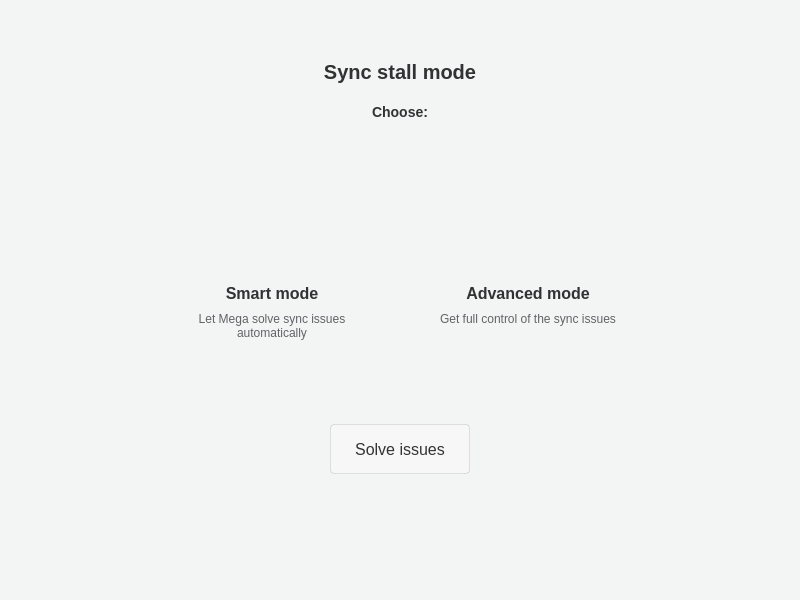
The window that src/MEGASync/stalled_issues/gui/win/StalledIssuesDialog.ui (meganz/MEGAsync) describes before a commit, drawn with Qt 5.
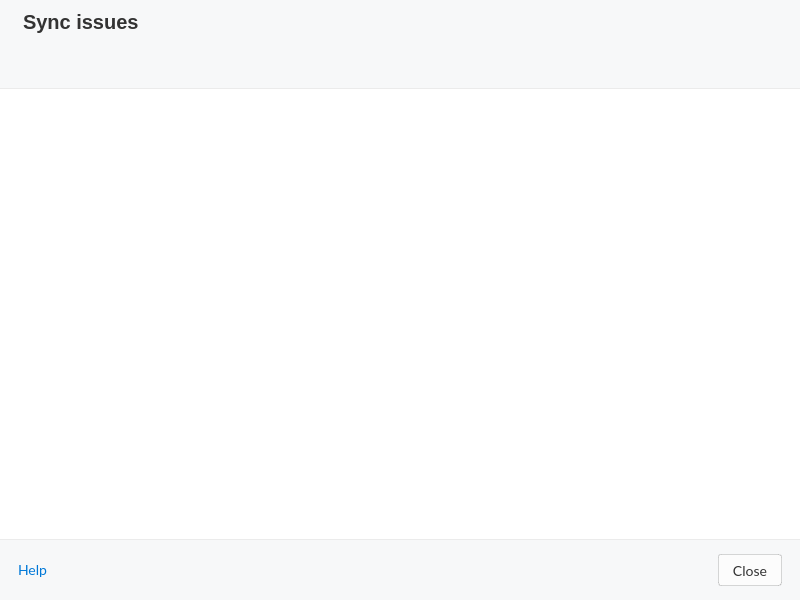
The same window after the commit. The open tabs and pages were chosen to show the change. Icons and pictures are not drawn. Custom widgets are drawn as their Qt base class.

Commit message: SAT-1073.Make Smart mode the default mode

```diff
--- a/src/MEGASync/stalled_issues/gui/win/StalledIssuesDialog.ui
+++ b/src/MEGASync/stalled_issues/gui/win/StalledIssuesDialog.ui
@@ -111,672 +111,6 @@
      <property name="currentIndex">
       <number>1</number>
      </property>
-     <widget class="QWidget" name="ModeSelector">
-      <layout class="QVBoxLayout" name="verticalLayout_11">
-       <property name="topMargin">
-        <number>20</number>
-       </property>
-       <property name="bottomMargin">
-        <number>20</number>
-       </property>
-       <item>
-        <spacer name="verticalSpacer_2">
-         <property name="orientation">
-          <enum>Qt::Vertical</enum>
-         </property>
-         <property name="sizeHint" stdset="0">
-          <size>
-           <width>20</width>
-           <height>40</height>
-          </size>
-         </property>
-        </spacer>
-       </item>
-       <item>
-        <widget class="QWidget" name="TitleContainer" native="true">
-         <property name="styleSheet">
-          <string notr="true">#ModeTitle
-{
-  font-size:20px;
-  line-height: 30px;
-  font-weight: 600;
-  color: #303233;
-}
-
-#ModeSubTitle
-{
-  font-size:14px;
-  line-height: 20px;
-  font-weight: 600;
-  color: #303233;
-}</string>
-         </property>
-         <layout class="QVBoxLayout" name="verticalLayout_10">
-          <property name="spacing">
-           <number>20</number>
-          </property>
-          <item>
-           <widget class="QLabel" name="ModeTitle">
-            <property name="text">
-             <string>Sync stall mode</string>
-            </property>
-            <property name="alignment">
-             <set>Qt::AlignCenter</set>
-            </property>
-           </widget>
-          </item>
-          <item>
-           <widget class="QLabel" name="ModeSubTitle">
-            <property name="text">
-             <string>Choose:</string>
-            </property>
-            <property name="alignment">
-             <set>Qt::AlignCenter</set>
-            </property>
-           </widget>
-          </item>
-         </layout>
-        </widget>
-       </item>
-       <item>
-        <spacer name="verticalSpacer_4">
-         <property name="orientation">
-          <enum>Qt::Vertical</enum>
-         </property>
-         <property name="sizeType">
-          <enum>QSizePolicy::Fixed</enum>
-         </property>
-         <property name="sizeHint" stdset="0">
-          <size>
-           <width>20</width>
-           <height>20</height>
-          </size>
-         </property>
-        </spacer>
-       </item>
-       <item>
-        <widget class="QWidget" name="Body" native="true">
-         <layout class="QHBoxLayout" name="horizontalLayout_6">
-          <item>
-           <spacer name="horizontalSpacer_5">
-            <property name="orientation">
-             <enum>Qt::Horizontal</enum>
-            </property>
-            <property name="sizeHint" stdset="0">
-             <size>
-              <width>40</width>
-              <height>20</height>
-             </size>
-            </property>
-           </spacer>
-          </item>
-          <item>
-           <widget class="QWidget" name="BodyContainer" native="true">
-            <property name="styleSheet">
-             <string notr="true">#Advance[SELECTED=true], #Smart[SELECTED=true] 
-{
-border: 2px solid #04101E;
-border-radius: 6px;
-background-color: white;
-}
-
-#Advance[SELECTED=false], #Smart[SELECTED=false] 
-{
-border: 2px solid white;
-border-radius: 6px;
-background-color: white;
-}</string>
-            </property>
-            <layout class="QVBoxLayout" name="verticalLayout_5">
-             <property name="spacing">
-              <number>0</number>
-             </property>
-             <item>
-              <widget class="QWidget" name="Container" native="true">
-               <property name="styleSheet">
-                <string notr="true"/>
-               </property>
-               <layout class="QHBoxLayout" name="horizontalLayout_4">
-                <property name="spacing">
-                 <number>8</number>
-                </property>
-                <item>
-                 <widget class="QFrame" name="Smart">
-                  <property name="minimumSize">
-                   <size>
-                    <width>248</width>
-                    <height>184</height>
-                   </size>
-                  </property>
-                  <property name="maximumSize">
-                   <size>
-                    <width>248</width>
-                    <height>16777215</height>
-                   </size>
-                  </property>
-                  <property name="cursor">
-                   <cursorShape>PointingHandCursor</cursorShape>
-                  </property>
-                  <property name="styleSheet">
-                   <string notr="true">#SmartTitle
-{
-  font-size:16px;
-  line-height: 24px;
-  font-weight: 700;
-  color: #303233;
-}
-
-#SmartDescription
-{
-  font-size:12px;
-  line-height: 18px;
-  font-weight: 400;
-  color: #616366;
-}
-</string>
-                  </property>
-                  <property name="frameShape">
-                   <enum>QFrame::NoFrame</enum>
-                  </property>
-                  <layout class="QVBoxLayout" name="verticalLayout_7">
-                   <property name="spacing">
-                    <number>4</number>
-                   </property>
-                   <property name="leftMargin">
-                    <number>0</number>
-                   </property>
-                   <property name="topMargin">
-                    <number>24</number>
-                   </property>
-                   <property name="rightMargin">
-                    <number>0</number>
-                   </property>
-                   <property name="bottomMargin">
-                    <number>24</number>
-                   </property>
-                   <item alignment="Qt::AlignHCenter">
-                    <widget class="QPushButton" name="SmartIcon">
-                     <property name="enabled">
-                      <bool>false</bool>
-                     </property>
-                     <property name="minimumSize">
-                      <size>
-                       <width>48</width>
-                       <height>48</height>
-                      </size>
-                     </property>
-                     <property name="maximumSize">
-                      <size>
-                       <width>48</width>
-                       <height>48</height>
-                      </size>
-                     </property>
-                     <property name="focusPolicy">
-                      <enum>Qt::NoFocus</enum>
-                     </property>
-                     <property name="styleSheet">
-                      <string notr="true">border: none;</string>
-                     </property>
-                     <property name="text">
-                      <string/>
-                     </property>
-                     <property name="icon">
-                      <iconset resource="../../../gui/Resources_win.qrc">
-                       <normaloff>:/images/StalledIssues/smart-mode.png</normaloff>
-                       <disabledoff>:/images/StalledIssues/smart-mode.png</disabledoff>
-                       <disabledon>:/images/StalledIssues/smart-mode.png</disabledon>:/images/StalledIssues/smart-mode.png</iconset>
-                     </property>
-                     <property name="iconSize">
-                      <size>
-                       <width>48</width>
-                       <height>48</height>
-                      </size>
-                     </property>
-                     <property name="autoDefault">
-                      <bool>false</bool>
-                     </property>
-                     <property name="flat">
-                      <bool>false</bool>
-                     </property>
-                    </widget>
-                   </item>
-                   <item>
-                    <spacer name="verticalSpacer_7">
-                     <property name="orientation">
-                      <enum>Qt::Vertical</enum>
-                     </property>
-                     <property name="sizeType">
-                      <enum>QSizePolicy::Fixed</enum>
-                     </property>
-                     <property name="sizeHint" stdset="0">
-                      <size>
-                       <width>20</width>
-                       <height>20</height>
-                      </size>
-                     </property>
-                    </spacer>
-                   </item>
-                   <item>
-                    <widget class="QLabel" name="SmartTitle">
-                     <property name="text">
-                      <string>Smart mode</string>
-                     </property>
-                     <property name="alignment">
-                      <set>Qt::AlignCenter</set>
-                     </property>
-                    </widget>
-                   </item>
-                   <item alignment="Qt::AlignTop">
-                    <widget class="QLabel" name="SmartDescription">
-                     <property name="text">
-                      <string>Let Mega solve sync issues
-automatically</string>
-                     </property>
-                     <property name="alignment">
-                      <set>Qt::AlignCenter</set>
-                     </property>
-                     <property name="wordWrap">
-                      <bool>true</bool>
-                     </property>
-                    </widget>
-                   </item>
-                  </layout>
-                 </widget>
-                </item>
-                <item>
-                 <widget class="QFrame" name="Advance">
-                  <property name="minimumSize">
-                   <size>
-                    <width>248</width>
-                    <height>184</height>
-                   </size>
-                  </property>
-                  <property name="maximumSize">
-                   <size>
-                    <width>248</width>
-                    <height>16777215</height>
-                   </size>
-                  </property>
-                  <property name="cursor">
-                   <cursorShape>PointingHandCursor</cursorShape>
-                  </property>
-                  <property name="styleSheet">
-                   <string notr="true">#AdvanceTitle
-{
-  font-size:16px;
-  line-height: 24px;
-  font-weight: 700;
-  color: #303233;
-}
-
-#AdvanceDescription
-{
-  font-size:12px;
-  line-height: 18px;
-  font-weight: 400;
-  color: #616366;
-}</string>
-                  </property>
-                  <property name="frameShape">
-                   <enum>QFrame::NoFrame</enum>
-                  </property>
-                  <layout class="QVBoxLayout" name="verticalLayout_6">
-                   <property name="spacing">
-                    <number>4</number>
-                   </property>
-                   <property name="leftMargin">
-                    <number>0</number>
-                   </property>
-                   <property name="topMargin">
-                    <number>24</number>
-                   </property>
-                   <property name="rightMargin">
-                    <number>0</number>
-                   </property>
-                   <property name="bottomMargin">
-                    <number>24</number>
-                   </property>
-                   <item alignment="Qt::AlignHCenter">
-                    <widget class="QPushButton" name="AdvanceIcon">
-                     <property name="enabled">
-                      <bool>false</bool>
-                     </property>
-                     <property name="minimumSize">
-                      <size>
-                       <width>48</width>
-                       <height>48</height>
-                      </size>
-                     </property>
-                     <property name="maximumSize">
-                      <size>
-                       <width>48</width>
-                       <height>48</height>
-                      </size>
-                     </property>
-                     <property name="focusPolicy">
-                      <enum>Qt::NoFocus</enum>
-                     </property>
-                     <property name="styleSheet">
-                      <string notr="true">border: none;</string>
-                     </property>
-                     <property name="text">
-                      <string/>
-                     </property>
-                     <property name="icon">
-                      <iconset resource="../../../gui/Resources_win.qrc">
-                       <normaloff>:/images/StalledIssues/advanced-mode.png</normaloff>
-                       <disabledoff>:/images/StalledIssues/advanced-mode.png</disabledoff>
-                       <disabledon>:/images/StalledIssues/advanced-mode.png</disabledon>:/images/StalledIssues/advanced-mode.png</iconset>
-                     </property>
-                     <property name="iconSize">
-                      <size>
-                       <width>48</width>
-                       <height>48</height>
-                      </size>
-                     </property>
-                     <property name="autoDefault">
-                      <bool>false</bool>
-                     </property>
-                     <property name="flat">
-                      <bool>false</bool>
-                     </property>
-                    </widget>
-                   </item>
-                   <item>
-                    <spacer name="verticalSpacer_6">
-                     <property name="orientation">
-                      <enum>Qt::Vertical</enum>
-                     </property>
-                     <property name="sizeType">
-                      <enum>QSizePolicy::Fixed</enum>
-                     </property>
-                     <property name="sizeHint" stdset="0">
-                      <size>
-                       <width>20</width>
-                       <height>20</height>
-                      </size>
-                     </property>
-                    </spacer>
-                   </item>
-                   <item>
-                    <widget class="QLabel" name="AdvanceTitle">
-                     <property name="text">
-                      <string>Advanced mode</string>
-                     </property>
-                     <property name="alignment">
-                      <set>Qt::AlignCenter</set>
-                     </property>
-                    </widget>
-                   </item>
-                   <item alignment="Qt::AlignTop">
-                    <widget class="QLabel" name="AdvanceDescription">
-                     <property name="text">
-                      <string>Get full control of the sync issues</string>
-                     </property>
-                     <property name="alignment">
-                      <set>Qt::AlignCenter</set>
-                     </property>
-                     <property name="wordWrap">
-                      <bool>true</bool>
-                     </property>
-                    </widget>
-                   </item>
-                  </layout>
-                 </widget>
-                </item>
-               </layout>
-              </widget>
-             </item>
-             <item>
-              <spacer name="verticalSpacer_8">
-               <property name="orientation">
-                <enum>Qt::Vertical</enum>
-               </property>
-               <property name="sizeType">
-                <enum>QSizePolicy::Fixed</enum>
-               </property>
-               <property name="sizeHint" stdset="0">
-                <size>
-                 <width>20</width>
-                 <height>40</height>
-                </size>
-               </property>
-              </spacer>
-             </item>
-             <item>
-              <widget class="QWidget" name="ButtonsContainer" native="true">
-               <property name="styleSheet">
-                <string notr="true"/>
-               </property>
-               <layout class="QHBoxLayout" name="horizontalLayout_5">
-                <item>
-                 <spacer name="horizontalSpacer_4">
-                  <property name="orientation">
-                   <enum>Qt::Horizontal</enum>
-                  </property>
-                  <property name="sizeHint" stdset="0">
-                   <size>
-                    <width>40</width>
-                    <height>20</height>
-                   </size>
-                  </property>
-                 </spacer>
-                </item>
-                <item>
-                 <widget class="QPushButton" name="SelectButton">
-                  <property name="enabled">
-                   <bool>false</bool>
-                  </property>
-                  <property name="sizePolicy">
-                   <sizepolicy hsizetype="Preferred" vsizetype="Fixed">
-                    <horstretch>0</horstretch>
-                    <verstretch>0</verstretch>
-                   </sizepolicy>
-                  </property>
-                  <property name="minimumSize">
-                   <size>
-                    <width>0</width>
-                    <height>50</height>
-                   </size>
-                  </property>
-                  <property name="cursor">
-                   <cursorShape>PointingHandCursor</cursorShape>
-                  </property>
-                  <property name="styleSheet">
-                   <string notr="true">QPushButton
-{
-min-height:48px;
-padding-left:24px;
-padding-right:24px;
-font-size:16px;
-font-weight: 400;
-line-height: 24px;
-border-radius:4px;
-background:#00BFA5;
-border: 1px solid rgba(0, 0, 0, 0.1);
-color:#FFFFFF;
-}
-
-QPushButton:disabled
-{
-background: rgba(255, 255, 255, 0.3);
-color:#333333;
-}
-</string>
-                  </property>
-                  <property name="text">
-                   <string>Solve issues</string>
-                  </property>
-                  <property name="icon">
-                   <iconset>
-                    <normalon>:/images/StalledIssues/solve-issues-button.png</normalon>
-                   </iconset>
-                  </property>
-                  <property name="iconSize">
-                   <size>
-                    <width>24</width>
-                    <height>24</height>
-                   </size>
-                  </property>
-                 </widget>
-                </item>
-                <item>
-                 <spacer name="horizontalSpacer_9">
-                  <property name="orientation">
-                   <enum>Qt::Horizontal</enum>
-                  </property>
-                  <property name="sizeHint" stdset="0">
-                   <size>
-                    <width>40</width>
-                    <height>20</height>
-                   </size>
-                  </property>
-                 </spacer>
-                </item>
-               </layout>
-              </widget>
-             </item>
-             <item>
-              <spacer name="verticalSpacer_9">
-               <property name="orientation">
-                <enum>Qt::Vertical</enum>
-               </property>
-               <property name="sizeType">
-                <enum>QSizePolicy::Fixed</enum>
-               </property>
-               <property name="sizeHint" stdset="0">
-                <size>
-                 <width>20</width>
-                 <height>10</height>
-                </size>
-               </property>
-              </spacer>
-             </item>
-             <item>
-              <widget class="QWidget" name="LearnMoreContainer" native="true">
-               <property name="styleSheet">
-                <string notr="true">#LearnMoreLabel
-{
-font-size:12px;
-line-height: 18px;
-font-weight: 400;
-color: #2C5BEB;
-
-}</string>
-               </property>
-               <layout class="QHBoxLayout" name="horizontalLayout_7">
-                <item>
-                 <spacer name="horizontalSpacer_7">
-                  <property name="orientation">
-                   <enum>Qt::Horizontal</enum>
-                  </property>
-                  <property name="sizeHint" stdset="0">
-                   <size>
-                    <width>40</width>
-                    <height>20</height>
-                   </size>
-                  </property>
-                 </spacer>
-                </item>
-                <item alignment="Qt::AlignHCenter|Qt::AlignVCenter">
-                 <widget class="QPushButton" name="LearnMoreIcon">
-                  <property name="minimumSize">
-                   <size>
-                    <width>16</width>
-                    <height>16</height>
-                   </size>
-                  </property>
-                  <property name="maximumSize">
-                   <size>
-                    <width>16</width>
-                    <height>16</height>
-                   </size>
-                  </property>
-                  <property name="text">
-                   <string/>
-                  </property>
-                  <property name="icon">
-                   <iconset>
-                    <normalon>:/images/StalledIssues/help-circle-link.png</normalon>
-                   </iconset>
-                  </property>
-                  <property name="iconSize">
-                   <size>
-                    <width>16</width>
-                    <height>16</height>
-                   </size>
-                  </property>
-                  <property name="flat">
-                   <bool>true</bool>
-                  </property>
-                 </widget>
-                </item>
-                <item alignment="Qt::AlignHCenter|Qt::AlignVCenter">
-                 <widget class="QLabel" name="LearnMoreLabel">
-                  <property name="cursor">
-                   <cursorShape>PointingHandCursor</cursorShape>
-                  </property>
-                  <property name="text">
-                   <string notr="true"/>
-                  </property>
-                  <property name="openExternalLinks">
-                   <bool>true</bool>
-                  </property>
-                  <property name="textInteractionFlags">
-                   <set>Qt::LinksAccessibleByMouse</set>
-                  </property>
-                 </widget>
-                </item>
-                <item>
-                 <spacer name="horizontalSpacer_8">
-                  <property name="orientation">
-                   <enum>Qt::Horizontal</enum>
-                  </property>
-                  <property name="sizeHint" stdset="0">
-                   <size>
-                    <width>40</width>
-                    <height>20</height>
-                   </size>
-                  </property>
-                 </spacer>
-                </item>
-               </layout>
-              </widget>
-             </item>
-            </layout>
-           </widget>
-          </item>
-          <item>
-           <spacer name="horizontalSpacer_6">
-            <property name="orientation">
-             <enum>Qt::Horizontal</enum>
-            </property>
-            <property name="sizeHint" stdset="0">
-             <size>
-              <width>40</width>
-              <height>20</height>
-             </size>
-            </property>
-           </spacer>
-          </item>
-         </layout>
-        </widget>
-       </item>
-       <item>
-        <spacer name="verticalSpacer">
-         <property name="orientation">
-          <enum>Qt::Vertical</enum>
-         </property>
-         <property name="sizeHint" stdset="0">
-          <size>
-           <width>20</width>
-           <height>40</height>
-          </size>
-         </property>
-        </spacer>
-       </item>
-      </layout>
-     </widget>
      <widget class="QWidget" name="View">
       <layout class="QVBoxLayout" name="verticalLayout_4">
        <property name="spacing">
```
Left out of the diff: 2 changed lines with no effect on the pictures. The commit also changes 30 other files.
